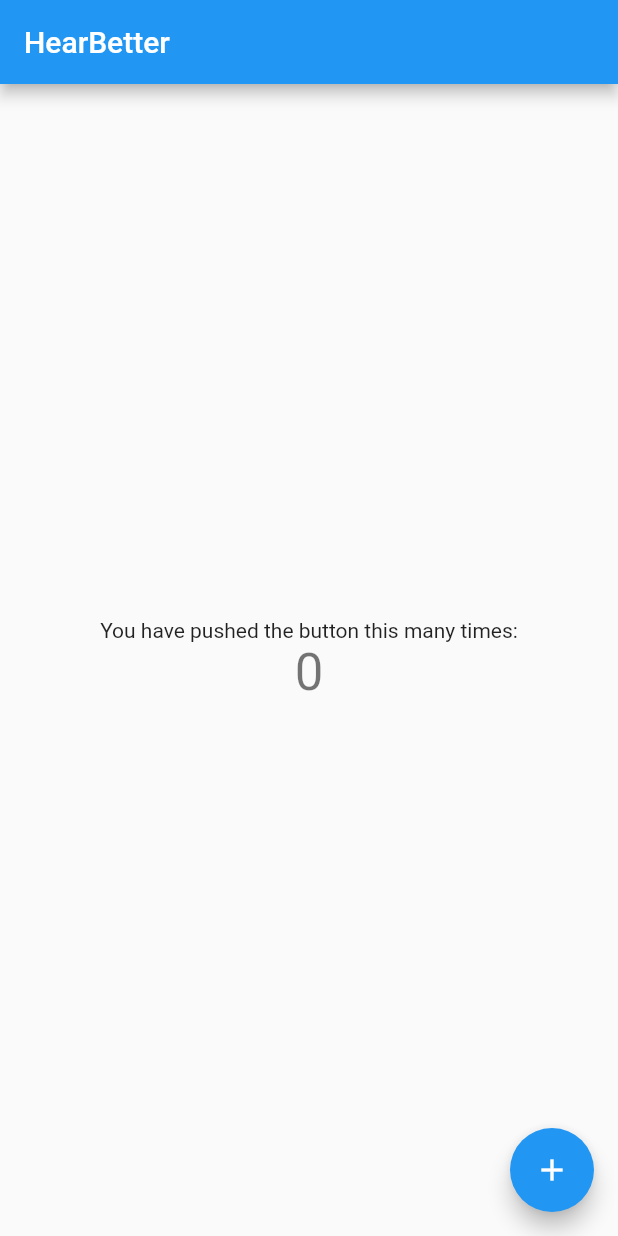
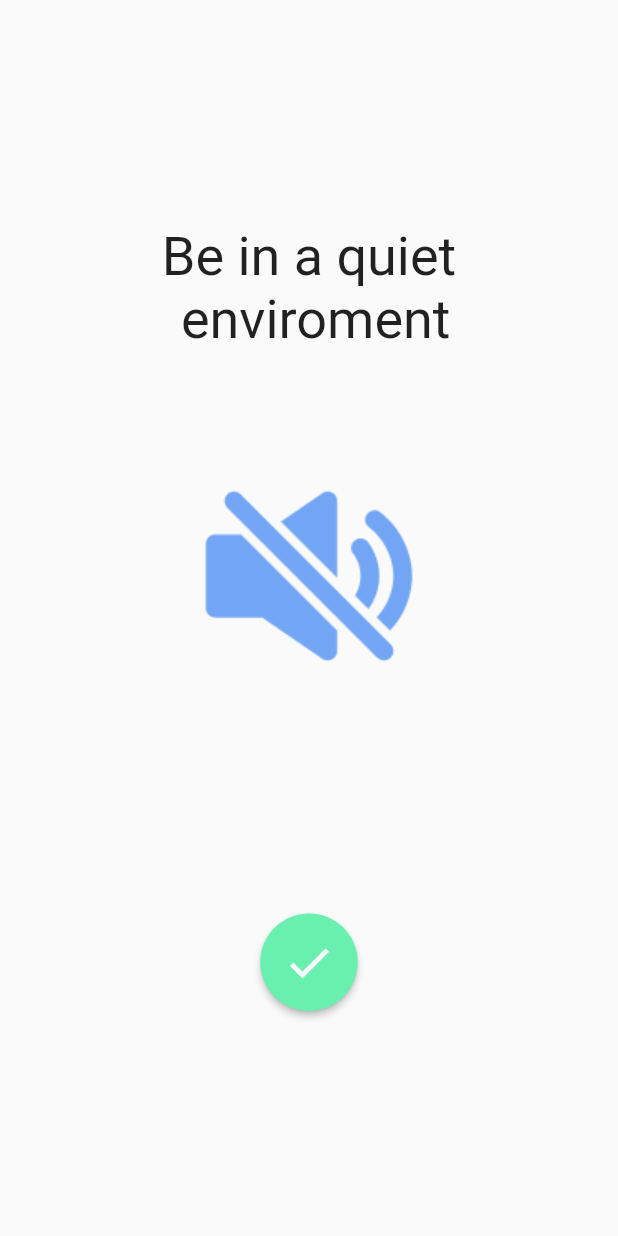
Before and after one commit to SersanAslanDTUProjects/hear_better, a Flutter app: the screen it shows after launch, on a phone screen of 412 x 824 dp. Run offline on Flutter 3.47's test engine with Material 2 defaults, Android fonts, the phone set to English and light mode, and no system bars.

Commit message:
First Test Preperation Screen is done and its pop up window is designed in a beautiful way

```diff
--- a/lib/main.dart
+++ b/lib/main.dart
@@ -1,4 +1,5 @@
 import 'package:flutter/material.dart';
+import 'package:hear_better/screens/test_prep_screens/test_prep_environment.dart';
 
 void main() {
   runApp(MyApp());
@@ -10,14 +11,13 @@ class MyApp extends StatelessWidget {
   Widget build(BuildContext context) {
     return MaterialApp(
       title: 'HearBetter',
-      theme: ThemeData(
-      ),
-      home: MyHomePage(title: 'HearBetter'),
+      theme: ThemeData(),
+      home: TestPreperationEnvironment(),
     );
   }
 }
 
-class MyHomePage extends StatefulWidget {
+/* class MyHomePage extends StatefulWidget {
   MyHomePage({Key key, this.title}) : super(key: key);
 
   // This widget is the home page of your application. It is stateful, meaning
@@ -101,3 +101,4 @@ class _MyHomePageState extends State<MyHomePage> {
     );
   }
 }
+ */
--- /dev/null
+++ b/lib/screens/test_prep_screens/test_prep_environment.dart
@@ -0,0 +1,94 @@
+import 'package:flutter/material.dart';
+import 'package:hear_better/screens/dialogs/test_noise.dart';
+
+class TestPreperationEnvironment extends StatefulWidget {
+  @override
+  _TestPreperationEnvironmentState createState() =>
+      _TestPreperationEnvironmentState();
+}
+
+class _TestPreperationEnvironmentState extends State<TestPreperationEnvironment>
+    with SingleTickerProviderStateMixin {
+  AnimationController _controller;
+
+  @override
+  void initState() {
+    super.initState();
+    _controller = AnimationController(vsync: this);
+  }
+
+  @override
+  void dispose() {
+    super.dispose();
+    _controller.dispose();
+  }
+
+  @override
+  Widget build(BuildContext context) {
+    return Scaffold(
+      body: SafeArea(
+        child: Center(
+          child: Column(
+            children: <Widget>[
+              Container(
+                margin: EdgeInsets.fromLTRB(0, 150, 0, 0),
+                child: Row(
+                  mainAxisAlignment: MainAxisAlignment.center,
+                  children: <Widget>[
+                    Text(
+                      'Be in a quiet \n enviroment',
+                      style: TextStyle(
+                        fontSize: 36.0,
+                      ),
+                      textAlign: TextAlign.center,
+                    ),
+                  ],
+                ),
+              ),
+              Container(
+                margin: EdgeInsets.fromLTRB(0, 75, 0, 0),
+                child: Row(
+                  mainAxisAlignment: MainAxisAlignment.center,
+                  children: <Widget>[
+                    Image.asset(
+                      'assets/images/test_prep_images/quiet_icon.png',
+                    ),
+                  ],
+                ),
+              ),
+              Container(
+                margin: EdgeInsets.fromLTRB(0, 150, 0, 0),
+                child: Row(
+                  mainAxisAlignment: MainAxisAlignment.center,
+                  children: <Widget>[
+                    RawMaterialButton(
+                      onPressed: () {
+                        _popUp_Surrounding_Analyzation(context);
+                      },
+                      fillColor: Colors.greenAccent,
+                      child: Icon(
+                        Icons.check,
+                        size: 35.0,
+                        color: Colors.white,
+                      ),
+                      padding: EdgeInsets.all(15.0),
+                      shape: CircleBorder(),
+                    )
+                  ],
+                ),
+              ),
+            ],
+          ),
+        ),
+      ),
+    );
+  }
+
+  void _popUp_Surrounding_Analyzation(context) {
+    showModalBottomSheet(
+        context: context,
+        builder: (BuildContext builder) {
+          return TestNoiceAnalyzation();
+        });
+  }
+}
```
Also changed, not shown: lib/screens/dialogs/test_noise.dart (+104 -0 lines), lib/screens/test_prep_screens/test_prep_deviceConnection.dart (added, +21 -0 lines), pubspec.yaml (+4 -6 lines), assets/images/test_prep_images/checking_surrounding.png (added), assets/images/test_prep_images/failed_surrounding.png (added), assets/images/test_prep_images/quiet_icon.png (added), assets/images/test_prep_images/succes_surrounding.png (added), lib/screens/test_prep.dart (deleted).
